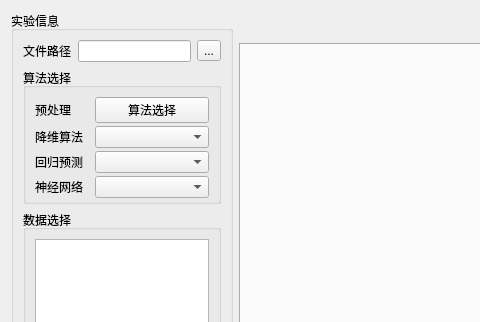
The window that Enose/resource_ui/alg_uifile/Alg_show.ui (WMSF111/E_Nose) describes before a commit, drawn with Qt 5; both pictures show x 0 to 480 and y 0 to 322 of the 1140 by 710 pixel window.
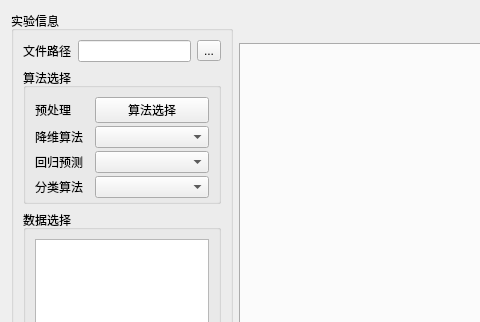
The same window after the commit.

Commit message: 添加了knn算法，进行了算法解耦

Patch:
```diff
--- a/Enose/resource_ui/alg_uifile/Alg_show.ui
+++ b/Enose/resource_ui/alg_uifile/Alg_show.ui
@@ -126,7 +126,7 @@
             </widget>
            </item>
            <item row="7" column="1">
-            <widget class="QComboBox" name="Net_ComboBox"/>
+            <widget class="QComboBox" name="Classify_ComboBox"/>
            </item>
            <item row="5" column="0">
             <widget class="QLabel" name="label_3">
@@ -151,12 +151,12 @@
            <item row="7" column="0">
             <widget class="QLabel" name="label_5">
              <property name="text">
-              <string>神经网络</string>
+              <string>分类算法</string>
              </property>
             </widget>
            </item>
            <item row="3" column="1">
-            <widget class="QComboBox" name="Classify_ComboBox"/>
+            <widget class="QComboBox" name="Dimension_ComboBox"/>
            </item>
            <item row="1" column="1">
             <widget class="QPushButton" name="Pre_Button">
```
The commit also changes 12 other files.
